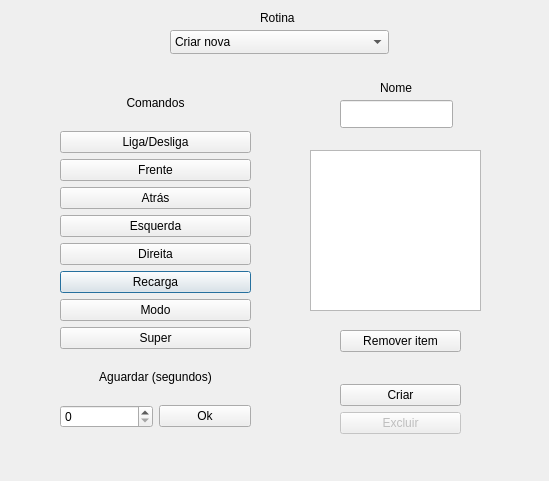
Old version of the form smartvacuum/routinesdialog.ui in the repository willianbrun/smartvacuum.
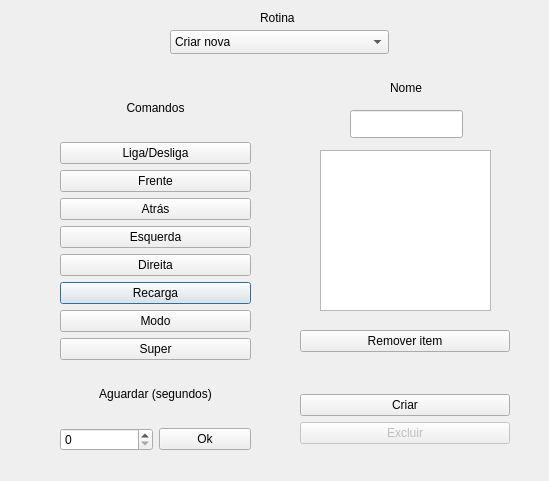
New version of the form.

```diff
--- a/smartvacuum/routinesdialog.ui
+++ b/smartvacuum/routinesdialog.ui
@@ -19,7 +19,7 @@
      <x>60</x>
      <y>80</y>
      <width>191</width>
-     <height>348</height>
+     <height>371</height>
     </rect>
    </property>
    <layout class="QGridLayout" name="gridLayout" rowminimumheight="0,0,0,0,0,0,0,0,0,0,0,0,0">
@@ -130,7 +130,7 @@
   <widget class="QListWidget" name="listWidget">
    <property name="geometry">
     <rect>
-     <x>310</x>
+     <x>320</x>
      <y>150</y>
      <width>171</width>
      <height>161</height>
@@ -152,7 +152,7 @@
   <widget class="QLabel" name="label_3">
    <property name="geometry">
     <rect>
-     <x>380</x>
+     <x>390</x>
      <y>80</y>
      <width>41</width>
      <height>16</height>
@@ -165,8 +165,8 @@
   <widget class="QLineEdit" name="name_lineEdit">
    <property name="geometry">
     <rect>
-     <x>340</x>
-     <y>100</y>
+     <x>350</x>
+     <y>110</y>
      <width>113</width>
      <height>28</height>
     </rect>
@@ -203,10 +203,10 @@
   <widget class="QWidget" name="gridLayoutWidget_2">
    <property name="geometry">
     <rect>
-     <x>340</x>
+     <x>300</x>
      <y>330</y>
-     <width>121</width>
-     <height>104</height>
+     <width>210</width>
+     <height>114</height>
     </rect>
    </property>
    <layout class="QGridLayout" name="gridLayout_2">
```
Left out of the diff: 14 changed lines with no effect on the pictures.
